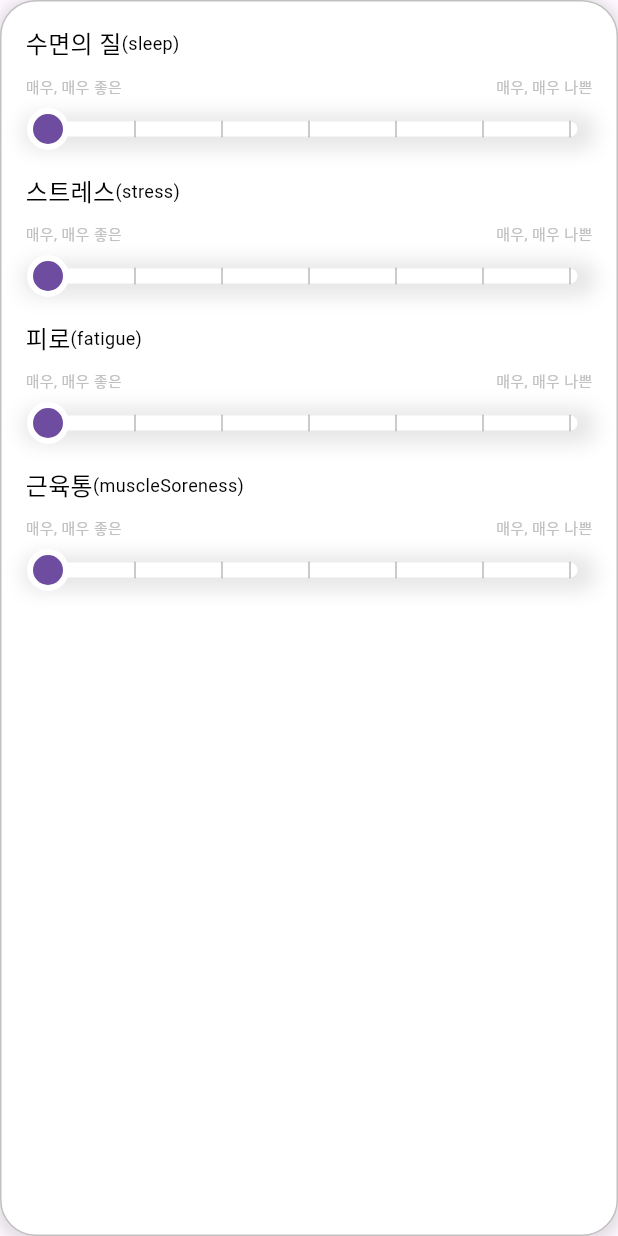
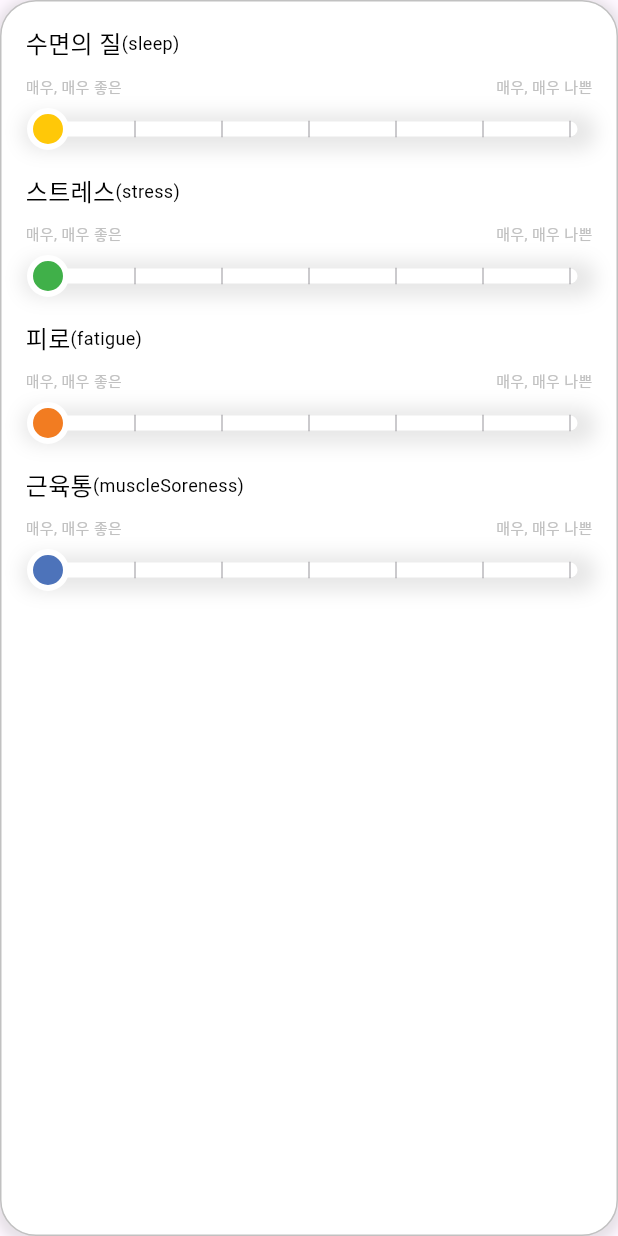
Before and after one commit to Younggun-Kim/PhysicalNote, a Flutter app: the _HooperIndex widget shown alone on an empty page, opened directly with empty values, on a phone screen of 412 x 824 dp. Run offline on Flutter 3.47's test engine with Material 3 defaults, Android fonts, the phone set to English and light mode, and no system bars; our stand-ins replace calendar_date_picker2, easy_rich_text, fl_chart, flutter_svg, fluttertoast, get and 7 more; missing offline and left inert: expansion_widget, lazy_load_indexed_stack; accounts and stored records are empty; network calls fail; statements that could not run were skipped.

Commit message:
Wellness 조회, 등록 API 작업

```diff
--- a/lib/app/ui/page/data/wellness/wellness_page.dart
+++ b/lib/app/ui/page/data/wellness/wellness_page.dart
@@ -154,6 +154,7 @@ class _HooperIndex extends StatelessWidget {
               value: uiState.sleep,
               minValueName: StringRes.veryVeryGood.tr,
               maxValueName: StringRes.veryVeryBad.tr,
+              color: ColorRes.wellness5,
               onChanged: (double value) {
                 onChangeHooperIndex(HooperIndexType.sleep, value);
               },
@@ -165,6 +166,7 @@ class _HooperIndex extends StatelessWidget {
               value: uiState.stress,
               minValueName: StringRes.veryVeryGood.tr,
               maxValueName: StringRes.veryVeryBad.tr,
+              color: ColorRes.wellness3,
               onChanged: (double value) {
                 onChangeHooperIndex(HooperIndexType.stress, value);
               },
@@ -176,6 +178,7 @@ class _HooperIndex extends StatelessWidget {
               value: uiState.fatigue,
               minValueName: StringRes.veryVeryGood.tr,
               maxValueName: StringRes.veryVeryBad.tr,
+              color: ColorRes.wellness6,
               onChanged: (double value) {
                 onChangeHooperIndex(HooperIndexType.fatigue, value);
               },
@@ -187,6 +190,7 @@ class _HooperIndex extends StatelessWidget {
               value: uiState.muscleSoreness,
               minValueName: StringRes.veryVeryGood.tr,
               maxValueName: StringRes.veryVeryBad.tr,
+              color: ColorRes.wellness2,
               onChanged: (double value) {
                 onChangeHooperIndex(HooperIndexType.muscleSoreness, value);
               },
@@ -242,6 +246,7 @@ class _Urine extends StatelessWidget {
               value: table,
               minValueName: StringRes.satisfactory.tr,
               maxValueName: StringRes.insufficient.tr,
+              color: ColorRes.urine3,
               onChanged: (double value) {
                 onChangedUrine(value);
               },
@@ -287,6 +292,8 @@ class _SliderItem extends StatelessWidget {
 
   final String maxValueName;
 
+  final Color color;
+
   final Function(double value) onChanged;
 
   const _SliderItem({
@@ -295,6 +302,7 @@ class _SliderItem extends StatelessWidget {
     required this.value,
     required this.minValueName,
     required this.maxValueName,
+    required this.color,
     required this.onChanged,
   });
 
@@ -337,6 +345,7 @@ class _SliderItem extends StatelessWidget {
           const SizedBox(height: 10),
           _Slider(
             value: value,
+            color: color,
             onChanged: onChanged,
           ),
         ],
@@ -347,10 +356,13 @@ class _SliderItem extends StatelessWidget {
 class _Slider extends StatelessWidget {
   final double value;
 
+  final Color color;
+
   final Function(double value) onChanged;
 
   const _Slider({
     required this.value,
+    required this.color,
     required this.onChanged,
   });
 
@@ -370,9 +382,9 @@ class _Slider extends StatelessWidget {
         child: SliderTheme(
           data: SliderThemeData(
             trackHeight: 10,
-            activeTrackColor: ColorRes.wellness1,
+            activeTrackColor: color,
             inactiveTrackColor: ColorRes.white,
-            thumbColor: ColorRes.wellness1,
+            thumbColor: color,
             thumbShape: BorderThumbShape(),
             showValueIndicator: ShowValueIndicator.always,
             overlayShape: SliderComponentShape.noOverlay,
```
Also changed, not shown: lib/app/data/wellness/model/post_wellness_request_model.dart (added, +37 -0 lines), lib/app/data/wellness/wellness_api.dart (+18 -0 lines), lib/app/ui/page/data/data_controller.dart (+35 -8 lines), lib/app/ui/page/data/data_ui_mapper.dart (+8 -8 lines), lib/app/data/wellness/model/post_wellness_request_model.g.dart (added).
